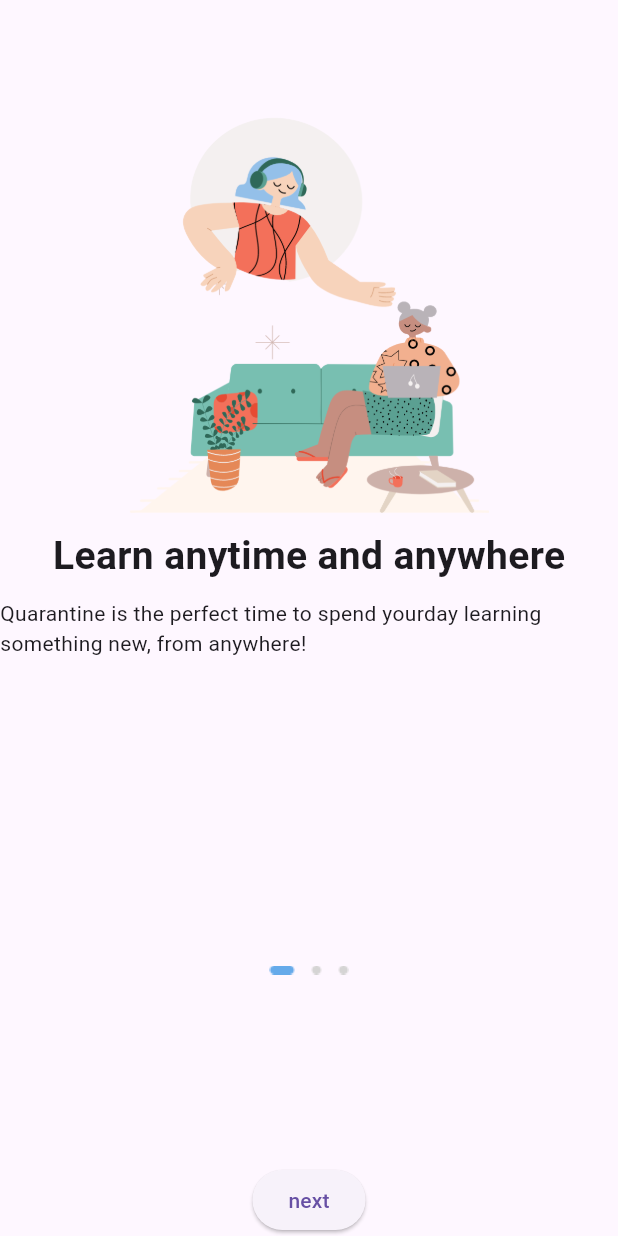
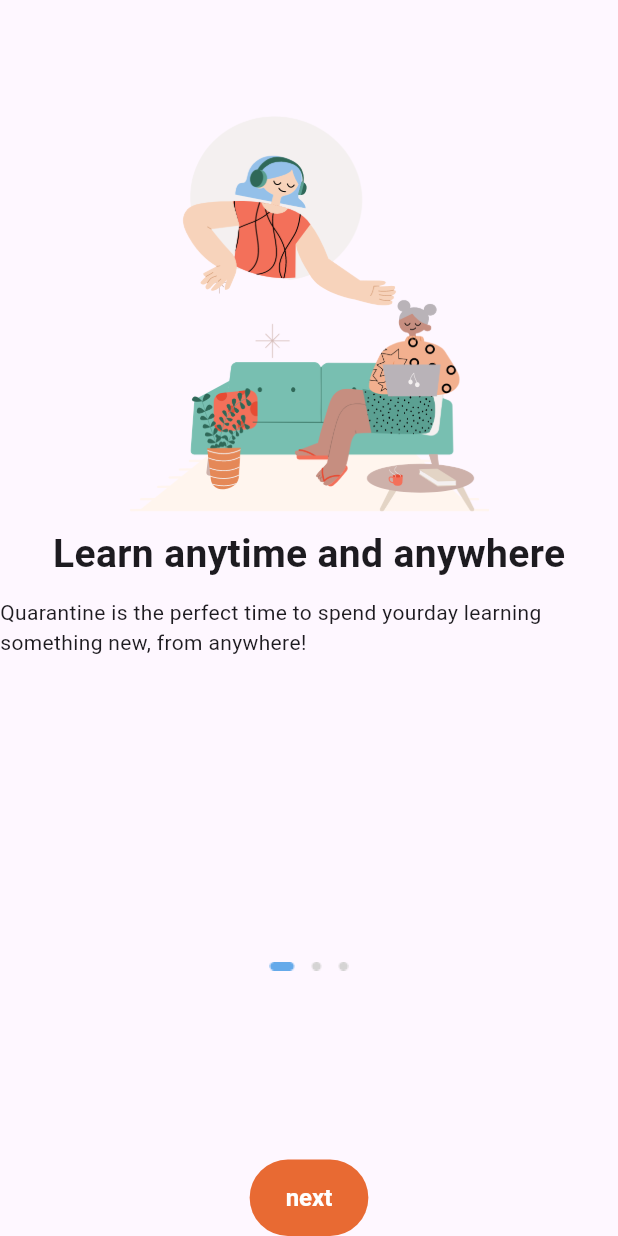
Before and after one commit to 73azn/learning_app_73azn, a Flutter app: the screen it shows after launch, on a phone screen of 412 x 824 dp. Run offline on Flutter 3.47's test engine with Material 3 defaults, Android fonts, the phone set to English and light mode, and no system bars; accounts and stored records are empty; Roboto replaces fonts that are missing (Montserrat).

Commit message:
created course widget and did some changes for themes and some repairs for previous senece or screens

```diff
--- a/lib/main.dart
+++ b/lib/main.dart
@@ -11,6 +11,48 @@ class MyApp extends StatelessWidget {
 
   @override
   Widget build(BuildContext context) {
-    return MaterialApp(home: SplashScreen());
+    return MaterialApp(
+      theme: ThemeData(
+        fontFamily: 'Montserrat',
+        inputDecorationTheme: InputDecorationTheme(
+          hintStyle: const TextStyle(color: Colors.blueGrey, fontSize: 14),
+          enabledBorder: OutlineInputBorder(
+            borderRadius: BorderRadius.circular(15.0),
+            borderSide: BorderSide(color: Colors.grey.shade300, width: 1.5),
+          ),
+          focusedBorder: OutlineInputBorder(
+            borderRadius: BorderRadius.circular(15.0),
+            borderSide: const BorderSide(color: Colors.orange, width: 2.0),
+          ),
+        ),
+
+        elevatedButtonTheme: ElevatedButtonThemeData(
+          style: ElevatedButton.styleFrom(
+            backgroundColor: const Color(0xFFE86A33),
+            foregroundColor: Colors.white,
+            elevation: 0,
+            padding: const EdgeInsets.symmetric(vertical: 16, horizontal: 24),
+            shape: const StadiumBorder(),
+            textStyle: const TextStyle(
+              fontSize: 16,
+              fontWeight: FontWeight.bold,
+              fontFamily: 'Montserrat',
+            ),
+          ),
+        ),
+
+        textButtonTheme: TextButtonThemeData(
+          style: TextButton.styleFrom(
+            foregroundColor: Colors.grey[700],
+            textStyle: const TextStyle(
+              fontSize: 14,
+              fontWeight: FontWeight.w500,
+              fontFamily: 'Montserrat',
+            ),
+          ),
+        ),
+      ),
+      home: SplashScreen(),
+    );
   }
 }
--- a/lib/screens/login_screen.dart
+++ b/lib/screens/login_screen.dart
@@ -61,7 +61,7 @@ class LoginScreen extends StatelessWidget {
                       onPressed: () {},
                       child: Text("Forget Passwrod?"),
                     ),
-                    TextButton(
+                    ElevatedButton(
                       onPressed: () {
                         if (_formKey.currentState!.validate()) {
                           User.name = _usersDB.users[email.text]!["name"];
```
Also changed, not shown: lib/screens/home_screen.dart (+59 -1 lines), lib/screens/signup_screen.dart (+19 -2 lines), lib/widgets/course_card.dart (added, +110 -0 lines).
